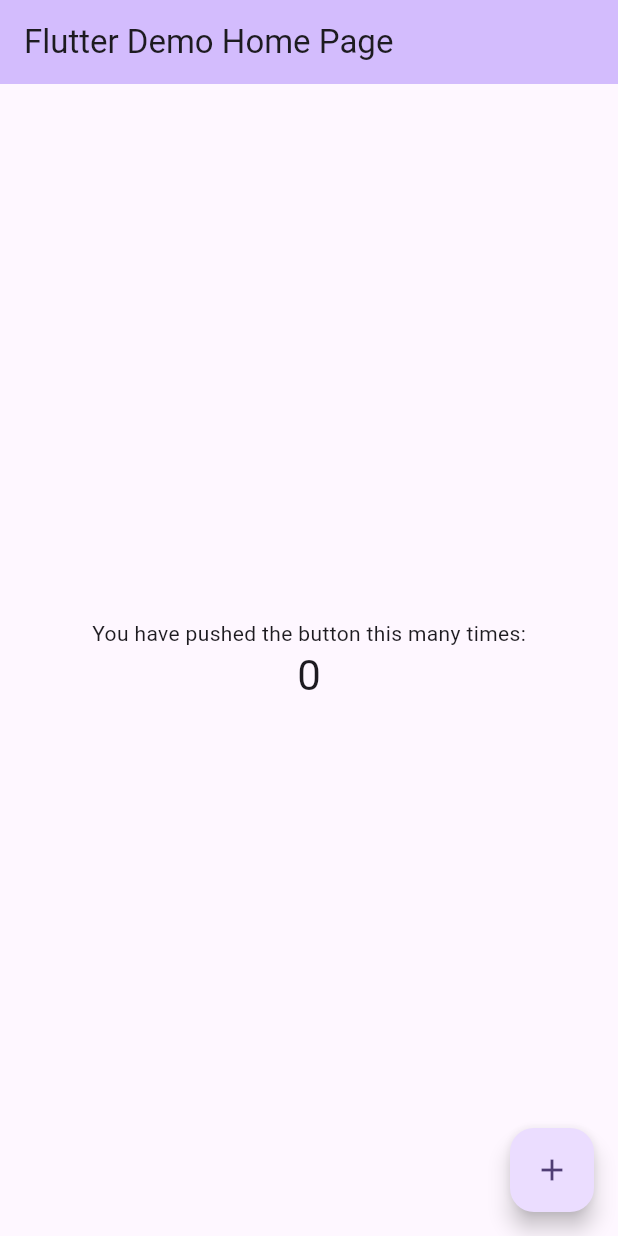
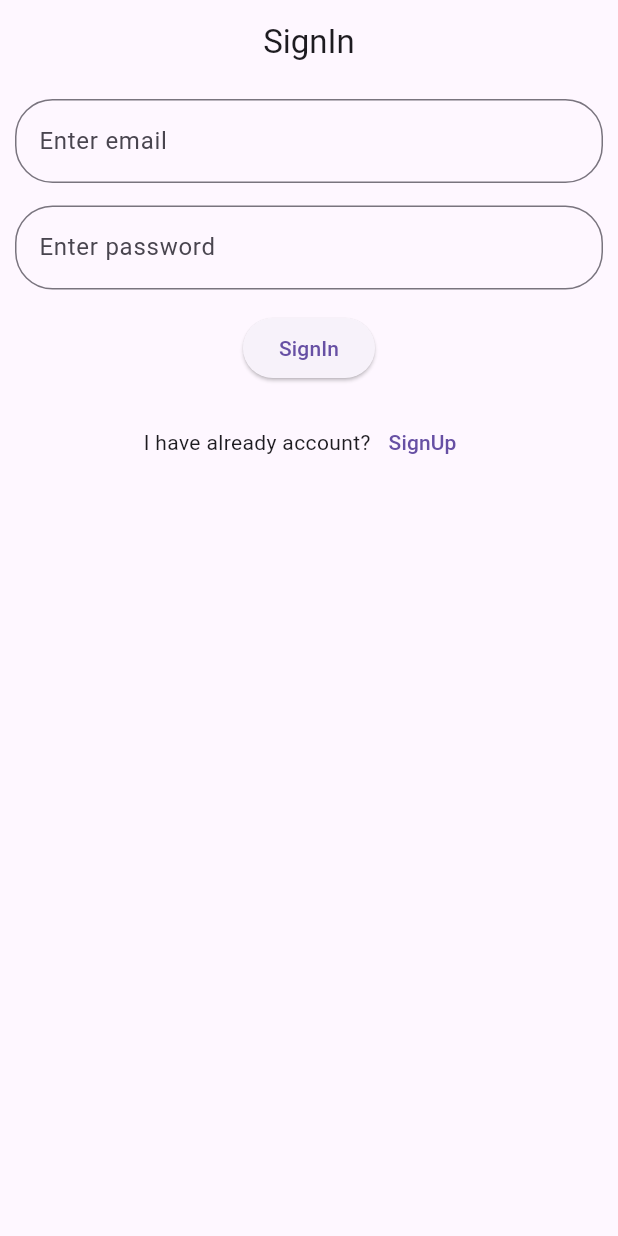
Before and after one commit to NirajKumar709/zomato_restaurant, a Flutter app: the screen it shows after launch, on a phone screen of 412 x 824 dp. Run offline on Flutter 3.47's test engine with Material 3 defaults, Android fonts, the light colour scheme and no system bars; our stand-ins replace cloud_firestore, firebase_auth, firebase_core; accounts and stored records are empty; network calls fail.

Commit message:
in zomato retaurant authentication and get data progress

```diff
--- /dev/null
+++ b/lib/auth/sign_up.dart
@@ -0,0 +1,93 @@
+import 'package:firebase_auth/firebase_auth.dart';
+import 'package:flutter/material.dart';
+import 'package:zomato_restaurant/auth/registration.dart';
+import 'package:zomato_restaurant/auth/sing_in.dart';
+
+class SignUp extends StatefulWidget {
+  const SignUp({super.key});
+
+  @override
+  State<SignUp> createState() => _SignUpState();
+}
+
+class _SignUpState extends State<SignUp> {
+  TextEditingController emailController = TextEditingController();
+  TextEditingController passwordController = TextEditingController();
+
+  createUserWithEmailAndPassword({
+    required String email,
+    required String password,
+  }) async {
+    try {
+      final credential = await FirebaseAuth.instance
+          .createUserWithEmailAndPassword(email: email, password: password)
+          .then((value) {
+            Navigator.push(
+              context,
+              MaterialPageRoute(
+                builder: (context) => Registration(docId: value.user!.uid),
+              ),
+            );
+          });
+    } catch (e) {
+      print(e);
+    }
+  }
+
+  @override
+  Widget build(BuildContext context) {
+    return Scaffold(
+      appBar: AppBar(title: Text("SignUp"), centerTitle: true),
+      body: Padding(
+        padding: const EdgeInsets.all(10.0),
+        child: Column(
+          spacing: 15,
+          children: [
+            TextFormField(
+              controller: emailController,
+              decoration: InputDecoration(
+                hintText: "Enter email",
+                border: OutlineInputBorder(
+                  borderRadius: BorderRadius.circular(25),
+                ),
+              ),
+            ),
+            TextFormField(
+              controller: passwordController,
+              decoration: InputDecoration(
+                hintText: "Enter password",
+                border: OutlineInputBorder(
+                  borderRadius: BorderRadius.circular(25),
+                ),
+              ),
+            ),
+            ElevatedButton(
+              onPressed: () {
+                createUserWithEmailAndPassword(
+                  email: emailController.text,
+                  password: passwordController.text,
+                );
+              },
+              child: Text("SignUp"),
+            ),
+            Row(
+              mainAxisAlignment: MainAxisAlignment.center,
+              children: [
+                Text("I have already account?"),
+                TextButton(
+                  onPressed: () {
+                    Navigator.pushReplacement(
+                      context,
+                      MaterialPageRoute(builder: (context) => SingIn()),
+                    );
+                  },
+                  child: Text("SignIn"),
+                ),
+              ],
+            ),
+          ],
+        ),
+      ),
+    );
+  }
+}
--- /dev/null
+++ b/lib/auth/sing_in.dart
@@ -0,0 +1,95 @@
+import 'package:firebase_auth/firebase_auth.dart';
+import 'package:flutter/material.dart';
+import 'package:zomato_restaurant/auth/sign_up.dart';
+import 'package:zomato_restaurant/pages/home_page.dart';
+
+class SingIn extends StatefulWidget {
+  const SingIn({super.key});
+
+  @override
+  State<SingIn> createState() => _SingInState();
+}
+
+class _SingInState extends State<SingIn> {
+  TextEditingController emailController = TextEditingController();
+  TextEditingController passwordController = TextEditingController();
+
+  signInWithEmailAndPassword({
+    required String email,
+    required String password,
+  }) async {
+    try {
+      final credential = await FirebaseAuth.instance
+          .signInWithEmailAndPassword(email: email, password: password)
+          .then((value) {
+            Navigator.pushReplacement(
+              context,
+              MaterialPageRoute(builder: (context) => HomePage()),
+            );
+          });
+    } on FirebaseAuthException catch (e) {
+      if (e.code == 'user-not-found') {
+        print('No user found for that email.');
+      } else if (e.code == 'wrong-password') {
+        print('Wrong password provided for that user.');
+      }
+    }
+  }
+
+  @override
+  Widget build(BuildContext context) {
+    return Scaffold(
+      appBar: AppBar(title: Text("SignIn"), centerTitle: true),
+      body: Padding(
+        padding: const EdgeInsets.all(10.0),
+        child: Column(
+          spacing: 15,
+          children: [
+            TextFormField(
+              controller: emailController,
+              decoration: InputDecoration(
+                hintText: "Enter email",
+                border: OutlineInputBorder(
+                  borderRadius: BorderRadius.circular(25),
+                ),
+              ),
+            ),
+            TextFormField(
+              controller: passwordController,
+              decoration: InputDecoration(
+                hintText: "Enter password",
+                border: OutlineInputBorder(
+                  borderRadius: BorderRadius.circular(25),
+                ),
+              ),
+            ),
+            ElevatedButton(
+              onPressed: () {
+                signInWithEmailAndPassword(
+                  email: emailController.text,
+                  password: passwordController.text,
+                );
+              },
+              child: Text("SignIn"),
+            ),
+            Row(
+              mainAxisAlignment: MainAxisAlignment.center,
+              children: [
+                Text("I have already account?"),
+                TextButton(
+                  onPressed: () {
+                    Navigator.pushReplacement(
+                      context,
+                      MaterialPageRoute(builder: (context) => SignUp()),
+                    );
+                  },
+                  child: Text("SignUp"),
+                ),
+              ],
+            ),
+          ],
+        ),
+      ),
+    );
+  }
+}
--- a/lib/main.dart
+++ b/lib/main.dart
@@ -1,122 +1,19 @@
 import 'package:flutter/material.dart';
+import 'package:zomato_restaurant/pages/splash_screen.dart';
+import 'package:firebase_core/firebase_core.dart';
+import 'firebase_options.dart';
 
-void main() {
+void main() async {
+  WidgetsFlutterBinding.ensureInitialized();
+  await Firebase.initializeApp(options: DefaultFirebaseOptions.currentPlatform);
   runApp(const MyApp());
 }
 
 class MyApp extends StatelessWidget {
   const MyApp({super.key});
 
-  // This widget is the root of your application.
   @override
   Widget build(BuildContext context) {
-    return MaterialApp(
-      title: 'Flutter Demo',
-      theme: ThemeData(
-        // This is the theme of your application.
-        //
-        // TRY THIS: Try running your application with "flutter run". You'll see
-        // the application has a purple toolbar. Then, without quitting the app,
-        // try changing the seedColor in the colorScheme below to Colors.green
-        // and then invoke "hot reload" (save your changes or press the "hot
-        // reload" button in a Flutter-supported IDE, or press "r" if you used
-        // the command line to start the app).
-        //
-        // Notice that the counter didn't reset back to zero; the application
-        // state is not lost during the reload. To reset the state, use hot
-        // restart instead.
-        //
-        // This works for code too, not just values: Most code changes can be
-        // tested with just a hot reload.
-        colorScheme: ColorScheme.fromSeed(seedColor: Colors.deepPurple),
-      ),
-      home: const MyHomePage(title: 'Flutter Demo Home Page'),
-    );
+    return MaterialApp(home: SplashScreen(), debugShowCheckedModeBanner: false);
   }
 }
-
-class MyHomePage extends StatefulWidget {
-  const MyHomePage({super.key, required this.title});
-
-  // This widget is the home page of your application. It is stateful, meaning
-  // that it has a State object (defined below) that contains fields that affect
-  // how it looks.
-
-  // This class is the configuration for the state. It holds the values (in this
-  // case the title) provided by the parent (in this case the App widget) and
-  // used by the build method of the State. Fields in a Widget subclass are
-  // always marked "final".
-
-  final String title;
-
-  @override
-  State<MyHomePage> createState() => _MyHomePageState();
-}
-
-class _MyHomePageState extends State<MyHomePage> {
-  int _counter = 0;
-
-  void _incrementCounter() {
-    setState(() {
-      // This call to setState tells the Flutter framework that something has
-      // changed in this State, which causes it to rerun the build method below
-      // so that the display can reflect the updated values. If we changed
-      // _counter without calling setState(), then the build method would not be
-      // called again, and so nothing would appear to happen.
-      _counter++;
-    });
-  }
-
-  @override
-  Widget build(BuildContext context) {
-    // This method is rerun every time setState is called, for instance as done
-    // by the _incrementCounter method above.
-    //
-    // The Flutter framework has been optimized to make rerunning build methods
-    // fast, so that you can just rebuild anything that needs updating rather
-    // than having to individually change instances of widgets.
-    return Scaffold(
-      appBar: AppBar(
-        // TRY THIS: Try changing the color here to a specific color (to
-        // Colors.amber, perhaps?) and trigger a hot reload to see the AppBar
-        // change color while the other colors stay the same.
-        backgroundColor: Theme.of(context).colorScheme.inversePrimary,
-        // Here we take the value from the MyHomePage object that was created by
-        // the App.build method, and use it to set our appbar title.
-        title: Text(widget.title),
-      ),
-      body: Center(
-        // Center is a layout widget. It takes a single child and positions it
-        // in the middle of the parent.
-        child: Column(
-          // Column is also a layout widget. It takes a list of children and
-          // arranges them vertically. By default, it sizes itself to fit its
-          // children horizontally, and tries to be as tall as its parent.
-          //
-          // Column has various properties to control how it sizes itself and
-          // how it positions its children. Here we use mainAxisAlignment to
-          // center the children vertically; the main axis here is the vertical
-          // axis because Columns are vertical (the cross axis would be
-          // horizontal).
-          //
-          // TRY THIS: Invoke "debug painting" (choose the "Toggle Debug Paint"
-          // action in the IDE, or press "p" in the console), to see the
-          // wireframe for each widget.
-          mainAxisAlignment: MainAxisAlignment.center,
-          children: <Widget>[
-            const Text('You have pushed the button this many times:'),
-            Text(
-              '$_counter',
-              style: Theme.of(context).textTheme.headlineMedium,
-            ),
-          ],
-        ),
-      ),
-      floatingActionButton: FloatingActionButton(
-        onPressed: _incrementCounter,
-        tooltip: 'Increment',
-        child: const Icon(Icons.add),
-      ), // This trailing comma makes auto-formatting nicer for build methods.
-    );
-  }
-}
--- a/pubspec.yaml
+++ b/pubspec.yaml
@@ -34,6 +34,9 @@ dependencies:
   # The following adds the Cupertino Icons font to your application.
   # Use with the CupertinoIcons class for iOS style icons.
   cupertino_icons: ^1.0.8
+  firebase_auth: ^5.6.0
+  firebase_core: ^3.14.0
+  cloud_firestore: ^5.6.9
 
 dev_dependencies:
   flutter_test:
```
Also changed, not shown: lib/auth/registration.dart (added, +106 -0 lines), lib/pages/home_page.dart (added, +37 -0 lines), lib/pages/splash_screen.dart (added, +39 -0 lines), firebase.json (added), lib/firebase_options.dart (added), pubspec.lock, 6 other files.
